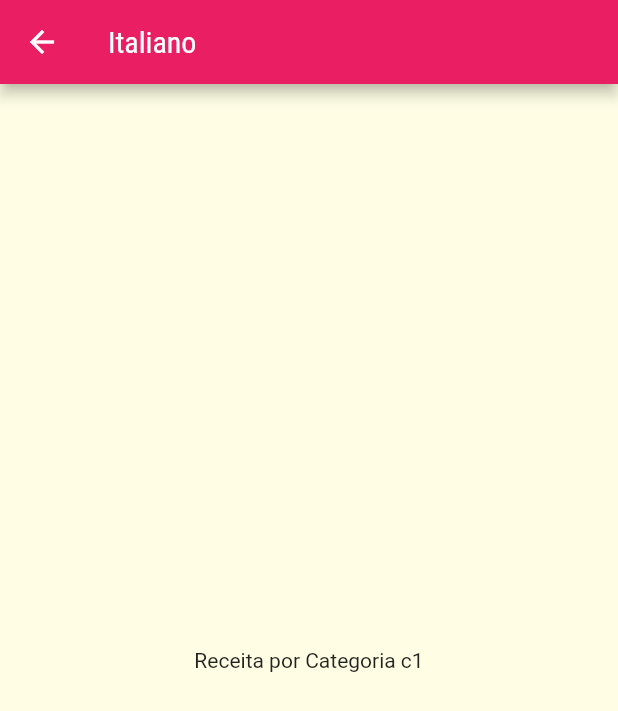
After one commit to marcelinx/delimeals-flutter, a Flutter app: the screen it shows after launch, after a tap on "Italiano", on a phone screen of 412 x 824 dp. The commit adds this screen. Shown: the top 711 px of the screen. Run offline on Flutter 3.47's test engine with Material 2 defaults, Android fonts, the phone set to English and light mode, and no system bars.

Commit message:
criando navegacao para telas

```diff
--- a/lib/components/category_item.dart
+++ b/lib/components/category_item.dart
@@ -1,14 +1,26 @@
 import 'package:flutter/material.dart';
+
 import '../models/category.dart';
+import '../screens/categories_meals_screens.dart';
 
 class CategoryItem extends StatelessWidget {
   final Category category;
 
-  const CategoryItem(this.category, {Key? key}) : super(key: key);
+  const CategoryItem(this.category, {super.key});
+
+  void _selectCategory(BuildContext context) {
+    Navigator.of(context).push(MaterialPageRoute(builder: (_) {
+      return CategoriesMealsScreen(category);
+    }));
+  }
 
   @override
   Widget build(BuildContext context) {
-    return Container(
+    return InkWell(
+      onTap: () => _selectCategory(context),
+      splashColor: Theme.of(context).primaryColor,
+      borderRadius: BorderRadius.circular(15),
+      child: Container(
         padding: const EdgeInsets.all(15),
         decoration: BoxDecoration(
           borderRadius: BorderRadius.circular(15),
@@ -25,6 +37,7 @@ class CategoryItem extends StatelessWidget {
           category.title,
           style: Theme.of(context).textTheme.titleLarge,
         ),
+      ),
     );
   }
 }
--- /dev/null
+++ b/lib/screens/categories_meals_screens.dart
@@ -0,0 +1,21 @@
+import 'package:flutter/material.dart';
+
+import '../models/category.dart';
+
+class CategoriesMealsScreen extends StatelessWidget {
+  final Category category;
+
+  const CategoriesMealsScreen(this.category, {super.key});
+
+  @override
+  Widget build(BuildContext context) {
+    return Scaffold(
+      appBar: AppBar(
+        title: Text(category.title),
+      ),
+      body: Center(
+        child: Text('Receita por Categoria ${category.id}'),
+      ),
+    );
+  }
+}
```
Lines whose indentation alone changed are shown as unchanged.
